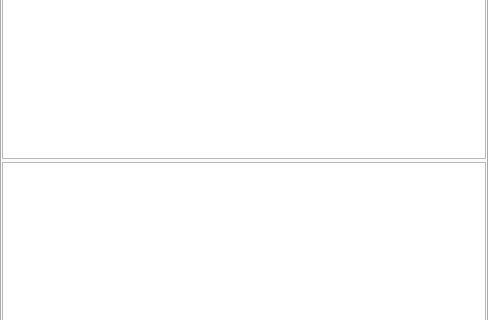
This is maya/ui/main.ui in lonegather/Samkit as Qt 5 draws it before an edit; both pictures show x 0 to 488 and y 136 to 456 of the 488 by 555 pixel window. The edited form follows.
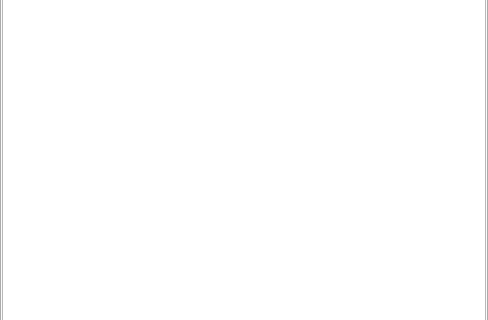
This is the edited form.

```diff
--- a/maya/ui/main.ui
+++ b/maya/ui/main.ui
@@ -138,18 +138,6 @@
        <item>
         <widget class="QListView" name="lv_asset"/>
        </item>
-       <item>
-        <widget class="QTreeWidget" name="tw_asset">
-         <attribute name="headerVisible">
-          <bool>false</bool>
-         </attribute>
-         <column>
-          <property name="text">
-           <string notr="true">1</string>
-          </property>
-         </column>
-        </widget>
-       </item>
       </layout>
      </widget>
      <widget class="QWidget" name="tab">
```
